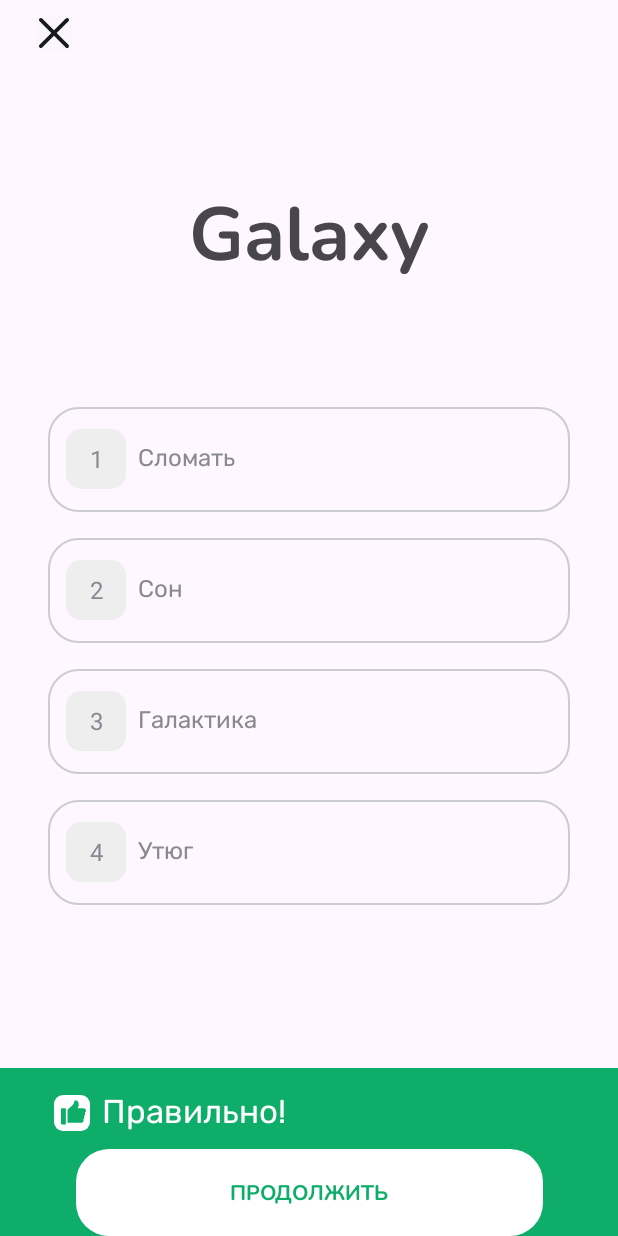
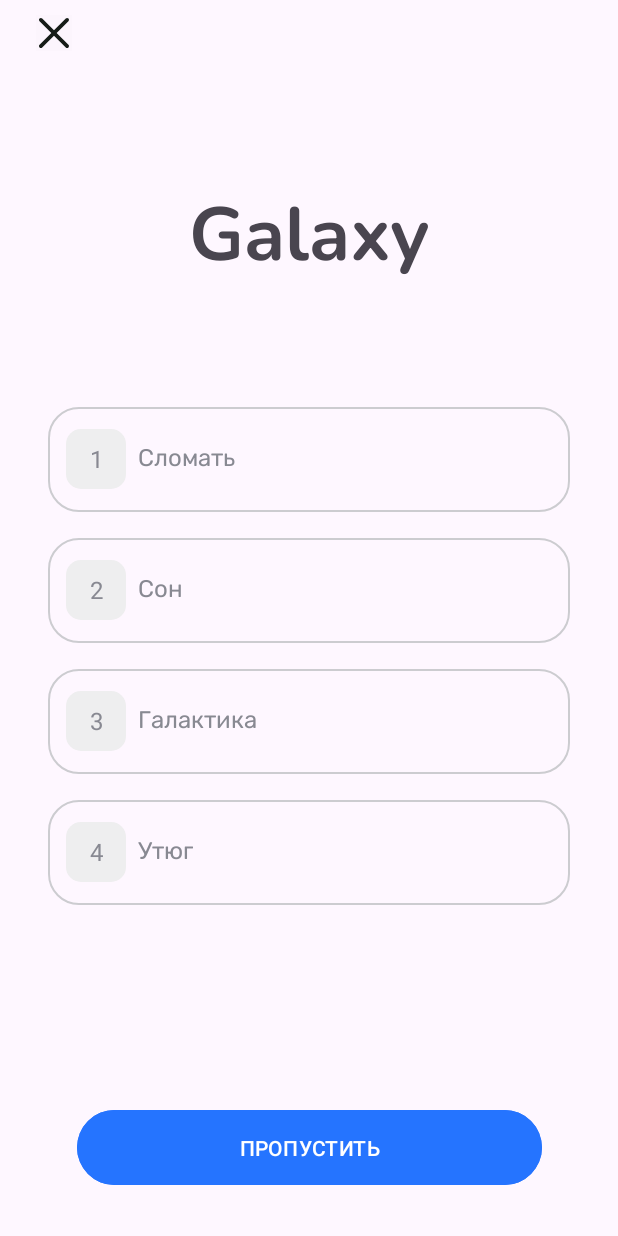
Before and after one commit to Sergey-Danilov-uazoarzt/EnglishWordsApp, an Android app: the screen it shows after launch (MainActivity), on a phone screen of 412 x 824 dp. Run offline under Robolectric (Android 15) with nearby library versions, the phone set to English and light mode, and no system bars; our stand-ins replace navigation-ui.

Commit message:
Processing the correct answer

```diff
--- /dev/null
+++ b/app/src/main/res/drawable/shape_rounded_containers_correct.xml
@@ -0,0 +1,8 @@
+<?xml version="1.0" encoding="utf-8"?>
+<shape xmlns:android="http://schemas.android.com/apk/res/android">
+
+    <stroke android:width="1dp"
+        android:color="#0EAD69"/>
+    <corners android:radius="20dp"/>
+
+</shape>
--- /dev/null
+++ b/app/src/main/res/drawable/shape_rounded_variants_correct.xml
@@ -0,0 +1,7 @@
+<?xml version="1.0" encoding="utf-8"?>
+<shape xmlns:android="http://schemas.android.com/apk/res/android">
+
+    <solid android:color="#0EAD69"/>
+    <corners android:radius="10dp"/>
+
+</shape>
--- a/app/src/main/res/layout/activity_learn_world.xml
+++ b/app/src/main/res/layout/activity_learn_world.xml
@@ -19,7 +19,7 @@
         android:contentDescription="close image button"/>
 
     <TextView
-        android:id="@+id/textView2"
+        android:id="@+id/tvQuestionWord"
         android:layout_width="wrap_content"
         android:layout_height="wrap_content"
         android:layout_gravity="center_horizontal"
@@ -42,7 +42,7 @@
         android:layout_marginTop="80dp"
         app:layout_constraintEnd_toEndOf="parent"
         app:layout_constraintStart_toStartOf="parent"
-        app:layout_constraintTop_toBottomOf="@+id/textView2">
+        app:layout_constraintTop_toBottomOf="@+id/tvQuestionWord">
 
         <LinearLayout
             android:layout_width="match_parent"
@@ -100,6 +100,7 @@
         </LinearLayout>
 
         <LinearLayout
+            android:id="@+id/layoutAnswer3"
             android:layout_width="match_parent"
             android:layout_height="70dp"
             android:layout_marginTop="17dp"
@@ -108,6 +109,7 @@
             android:orientation="horizontal">
 
             <TextView
+                android:id="@+id/tvVariantNumber3"
                 android:layout_width="40dp"
                 android:layout_height="40dp"
                 android:layout_marginStart="12dp"
@@ -118,6 +120,7 @@
                 android:textSize="16sp" />
 
             <TextView
+                android:id="@+id/tvVariantValue3"
                 android:layout_width="wrap_content"
                 android:layout_height="wrap_content"
                 android:layout_marginStart="8dp"
@@ -158,27 +161,33 @@
     </LinearLayout>
 
     <Button
+        android:id="@+id/btnSkip"
         android:layout_width="310dp"
         android:layout_height="58dp"
         android:backgroundTint="#2574FF"
         android:text="@string/button_skip"
         android:textAllCaps="true"
         android:layout_marginBottom="30dp"
-        android:visibility="gone"
+        android:visibility="visible"
         app:layout_constraintBottom_toBottomOf="parent"
         app:layout_constraintEnd_toEndOf="parent"
-        app:layout_constraintStart_toStartOf="parent" />
+        app:layout_constraintStart_toStartOf="parent"
+        tools:visibility="visible"/>
 
     <androidx.constraintlayout.widget.ConstraintLayout
+        android:id="@+id/layoutResult"
         android:layout_width="match_parent"
         android:layout_height="wrap_content"
         android:background="#0EAD69"
+        android:visibility="gone"
         app:layout_constraintBottom_toBottomOf="parent"
         app:layout_constraintStart_toStartOf="parent"
-        tools:layout_height="136dp">
+        app:layout_constraintEnd_toEndOf="parent"
+        tools:layout_height="136dp"
+        tools:visibility="gone">
 
         <ImageView
-            android:id="@+id/imageView"
+            android:id="@+id/ivResultIcon"
             android:layout_width="wrap_content"
             android:layout_height="wrap_content"
             android:layout_marginStart="36dp"
@@ -189,6 +198,7 @@
             android:contentDescription="correct answer icon"/>
 
         <TextView
+            android:id="@+id/tvResultMessage"
             android:layout_width="wrap_content"
             android:layout_height="wrap_content"
             android:fontFamily="@font/rubik_regular"
@@ -196,11 +206,12 @@
             android:layout_marginStart="8dp"
             android:textColor="@color/white"
             android:textSize="22sp"
-            app:layout_constraintBottom_toBottomOf="@+id/imageView"
-            app:layout_constraintStart_toEndOf="@+id/imageView"
-            app:layout_constraintTop_toTopOf="@+id/imageView" />
+            app:layout_constraintBottom_toBottomOf="@+id/ivResultIcon"
+            app:layout_constraintStart_toEndOf="@+id/ivResultIcon"
+            app:layout_constraintTop_toTopOf="@+id/ivResultIcon" />
 
         <android.widget.Button
+            android:id="@+id/btnContinue"
             android:layout_width="311dp"
             android:layout_height="58dp"
             android:layout_marginTop="12dp"
@@ -213,7 +224,7 @@
             android:textAllCaps="true"
             app:layout_constraintEnd_toEndOf="parent"
             app:layout_constraintStart_toStartOf="parent"
-            app:layout_constraintTop_toBottomOf="@+id/imageView" />
+            app:layout_constraintTop_toBottomOf="@+id/ivResultIcon" />
 
     </androidx.constraintlayout.widget.ConstraintLayout>
 
--- a/app/src/main/res/values/colors.xml
+++ b/app/src/main/res/values/colors.xml
@@ -3,4 +3,5 @@
     <color name="black">#FF000000</color>
     <color name="white">#FFFFFFFF</color>
     <color name="textVariantsColor">#888992</color>
+    <color name="correctAnswerColor">#0EAD69</color>
 </resources>
```
Also changed, not shown: app/src/main/java/ru/sdanilov/testapp/MainActivity.kt (+68 -1 lines).
